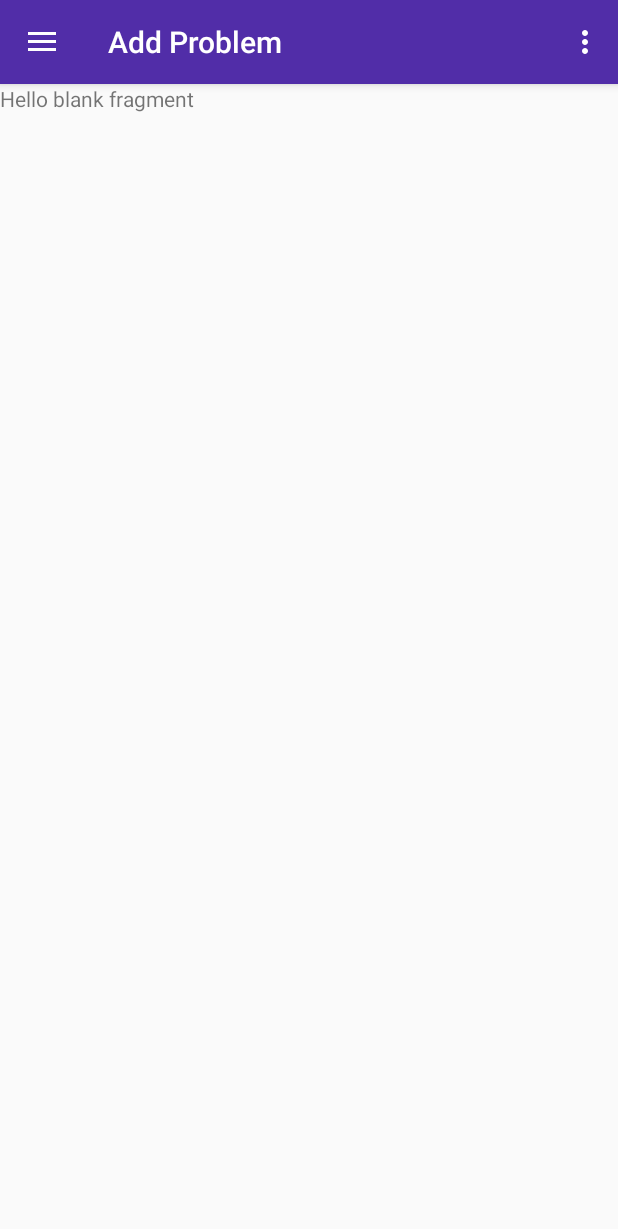
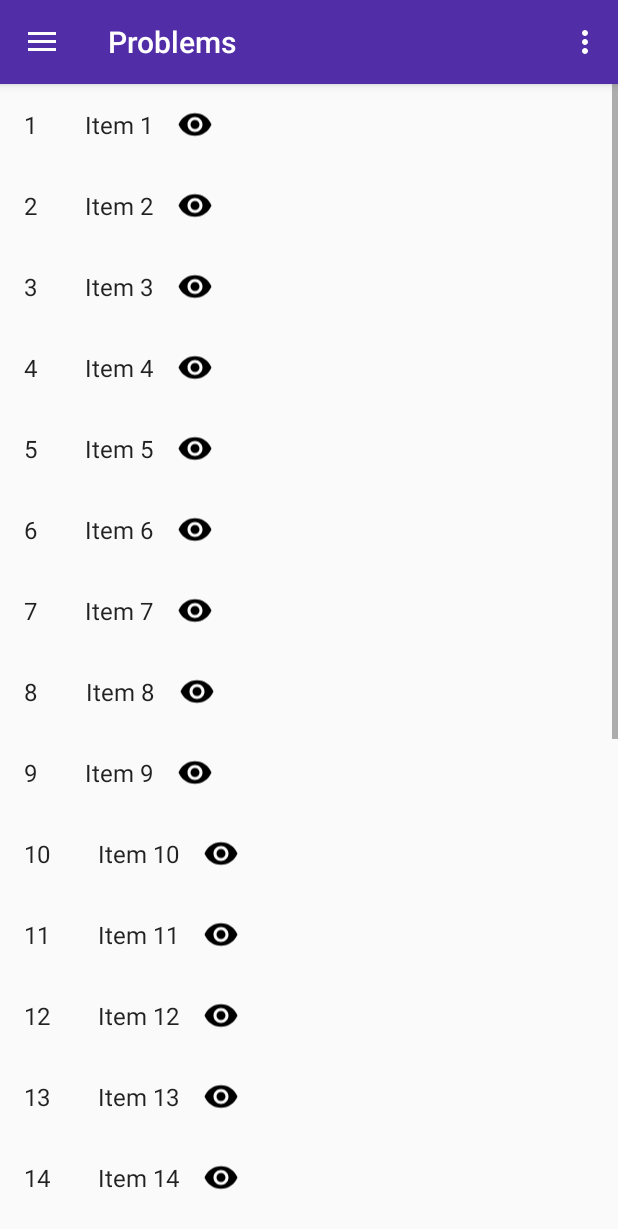
Before and after one commit to not-just-makers/galaxyboard-android, an Android app: the screen it shows after launch (MainActivity), after a tap on "Problems", on a phone screen of 412 x 824 dp. Shown: the top 1229 px of the screen. Run offline under Robolectric (Android 15) with nearby library versions, the phone set to English and light mode, and no system bars; libraries missing offline, so code that uses them is left out: petrov.kristiyan.colorpicker; 1 other tap on this screen came first.

Commit message:
Add fragment to display list of problems

```diff
--- a/app/build.gradle
+++ b/app/build.gradle
@@ -27,6 +27,7 @@ dependencies {
     implementation 'petrov.kristiyan:colorpicker-library:1.1.10'
     implementation 'com.squareup.retrofit2:retrofit:2.5.0'
     implementation 'com.squareup.retrofit2:converter-gson:2.5.0'
+    implementation 'androidx.recyclerview:recyclerview:1.0.0-beta01'
     testImplementation 'junit:junit:4.12'
     androidTestImplementation 'androidx.test:runner:1.1.0-alpha4'
     androidTestImplementation 'androidx.test.espresso:espresso-core:3.1.0-alpha4'
--- a/app/src/main/java/com/notjustmakers/galaxyboard/MainActivity.java
+++ b/app/src/main/java/com/notjustmakers/galaxyboard/MainActivity.java
@@ -5,7 +5,10 @@ import android.view.Menu;
 import android.view.MenuItem;
 
 import com.google.android.material.navigation.NavigationView;
-import com.notjustmakers.galaxyboard.listener.OnFragmentInteractionListener;
+import com.notjustmakers.galaxyboard.ui.common.OnFragmentInteractionListener;
+import com.notjustmakers.galaxyboard.ui.problems.AddProblemFragment;
+import com.notjustmakers.galaxyboard.ui.problems.OnProblemInteractionListener;
+import com.notjustmakers.galaxyboard.ui.problems.ProblemListFragment;
 
 import java.util.Objects;
 
@@ -17,7 +20,9 @@ import androidx.drawerlayout.widget.DrawerLayout;
 import androidx.fragment.app.Fragment;
 import androidx.fragment.app.FragmentTransaction;
 
-public class MainActivity extends AppCompatActivity implements NavigationView.OnNavigationItemSelectedListener, OnFragmentInteractionListener {
+public class MainActivity extends AppCompatActivity implements NavigationView.OnNavigationItemSelectedListener,
+    OnFragmentInteractionListener,
+    OnProblemInteractionListener {
 
     @Override
     protected void onCreate(Bundle savedInstanceState) {
@@ -81,7 +86,7 @@ public class MainActivity extends AppCompatActivity implements NavigationView.On
         Fragment fragment = null;
 
         if (id == R.id.nav_problems) {
-            fragment = ProblemsFragment.newInstance();
+            fragment = new ProblemListFragment();
         } else if (id == R.id.nav_connection) {
 
         } else if (id == R.id.nav_board_settings) {
@@ -101,7 +106,12 @@ public class MainActivity extends AppCompatActivity implements NavigationView.On
     }
 
     @Override
-    public void onFragmentInteraction(String title) {
+    public void onTitleChange(String title) {
         Objects.requireNonNull(getSupportActionBar()).setTitle(title);
     }
+
+    @Override
+    public void onProblemChange(int problemId) {
+
+    }
 }
--- a/app/src/main/java/com/notjustmakers/galaxyboard/ProblemsFragment.java
+++ /dev/null
@@ -1,57 +0,0 @@
-package com.notjustmakers.galaxyboard;
-
-import android.content.Context;
-import android.os.Bundle;
-import android.view.LayoutInflater;
-import android.view.View;
-import android.view.ViewGroup;
-
-import com.notjustmakers.galaxyboard.listener.OnFragmentInteractionListener;
-
-import androidx.fragment.app.Fragment;
-
-
-/**
- * List of problems
- */
-public class ProblemsFragment extends Fragment {
-
-    private OnFragmentInteractionListener mListener;
-
-    public ProblemsFragment() {
-        // Required empty public constructor
-    }
-
-    public static ProblemsFragment newInstance() {
-        return new ProblemsFragment();
-    }
-
-    @Override
-    public void onCreate(Bundle savedInstanceState) {
-        super.onCreate(savedInstanceState);
-    }
-
-    @Override
-    public View onCreateView(LayoutInflater inflater, ViewGroup container,
-                             Bundle savedInstanceState) {
-        // Inflate the layout for this fragment
-        return inflater.inflate(R.layout.fragment_problems, container, false);
-    }
-
-    @Override
-    public void onAttach(Context context) {
-        super.onAttach(context);
-        if (context instanceof OnFragmentInteractionListener) {
-            mListener = (OnFragmentInteractionListener) context;
-        } else {
-            throw new RuntimeException(context.toString()
-                + " must implement OnFragmentInteractionListener");
-        }
-    }
-
-    @Override
-    public void onDetach() {
-        super.onDetach();
-        mListener = null;
-    }
-}
--- a/app/src/main/java/com/notjustmakers/galaxyboard/listener/OnFragmentInteractionListener.java
+++ /dev/null
@@ -1,6 +0,0 @@
-package com.notjustmakers.galaxyboard.listener;
-
-public interface OnFragmentInteractionListener {
-
-    void onFragmentInteraction(String title);
-}
--- /dev/null
+++ b/app/src/main/java/com/notjustmakers/galaxyboard/ui/common/OnFragmentInteractionListener.java
@@ -0,0 +1,7 @@
+package com.notjustmakers.galaxyboard.ui.common;
+
+public interface OnFragmentInteractionListener {
+
+    void onTitleChange(String title);
+
+}
--- a/app/src/main/java/com/notjustmakers/galaxyboard/AddProblemFragment.java
+++ b/app/src/main/java/com/notjustmakers/galaxyboard/ui/problems/AddProblemFragment.java
@@ -1,4 +1,4 @@
-package com.notjustmakers.galaxyboard;
+package com.notjustmakers.galaxyboard.ui.problems;
 
 import android.content.Context;
 import android.os.Bundle;
@@ -10,8 +10,9 @@ import android.widget.ImageView;
 import android.widget.TableLayout;
 import android.widget.TableRow;
 
+import com.notjustmakers.galaxyboard.R;
 import com.notjustmakers.galaxyboard.api.GalaxyBoardApi;
-import com.notjustmakers.galaxyboard.listener.OnFragmentInteractionListener;
+import com.notjustmakers.galaxyboard.ui.common.OnFragmentInteractionListener;
 import com.notjustmakers.galaxyboard.model.Color;
 import com.notjustmakers.galaxyboard.model.Status;
 
@@ -29,7 +30,6 @@ import retrofit2.Callback;
 import retrofit2.Response;
 import retrofit2.Retrofit;
 import retrofit2.converter.gson.GsonConverterFactory;
-
 
 /**
  * Add problem fragment.
@@ -65,7 +65,7 @@ public class AddProblemFragment extends Fragment {
     @Override
     public View onCreateView(LayoutInflater inflater, ViewGroup container, Bundle savedInstanceState) {
         if (mListener != null) {
-            mListener.onFragmentInteraction("Add Problem");
+            mListener.onTitleChange("Add Problem");
         }
 
         View view = inflater.inflate(R.layout.fragment_add_problem, container, false);
--- /dev/null
+++ b/app/src/main/java/com/notjustmakers/galaxyboard/ui/problems/OnProblemInteractionListener.java
@@ -0,0 +1,7 @@
+package com.notjustmakers.galaxyboard.ui.problems;
+
+public interface OnProblemInteractionListener {
+
+    void onProblemChange(int problemId);
+
+}
--- /dev/null
+++ b/app/src/main/java/com/notjustmakers/galaxyboard/ui/problems/ProblemItemRecyclerViewAdapter.java
@@ -0,0 +1,74 @@
+package com.notjustmakers.galaxyboard.ui.problems;
+
+import androidx.recyclerview.widget.RecyclerView;
+
+import android.view.LayoutInflater;
+import android.view.View;
+import android.view.ViewGroup;
+import android.widget.TextView;
+
+import com.notjustmakers.galaxyboard.R;
+import com.notjustmakers.galaxyboard.ui.common.OnFragmentInteractionListener;
+import com.notjustmakers.galaxyboard.ui.problems.dummy.DummyContent.DummyItem;
+
+import java.util.List;
+
+public class ProblemItemRecyclerViewAdapter extends RecyclerView.Adapter<ProblemItemRecyclerViewAdapter.ViewHolder> {
+
+    private final List<DummyItem> mValues;
+    private final OnFragmentInteractionListener mListener;
+
+    public ProblemItemRecyclerViewAdapter(List<DummyItem> items, OnFragmentInteractionListener listener) {
+        mValues = items;
+        mListener = listener;
+    }
+
+    @Override
+    public ViewHolder onCreateViewHolder(ViewGroup parent, int viewType) {
+        View view = LayoutInflater.from(parent.getContext())
+            .inflate(R.layout.problem_item, parent, false);
+        return new ViewHolder(view);
+    }
+
+    @Override
+    public void onBindViewHolder(final ViewHolder holder, int position) {
+        holder.mItem = mValues.get(position);
+        holder.mIdView.setText(mValues.get(position).id);
+        holder.mContentView.setText(mValues.get(position).content);
+
+        holder.mView.setOnClickListener(new View.OnClickListener() {
+            @Override
+            public void onClick(View v) {
+                if (null != mListener) {
+                    // Notify the active callbacks interface (the activity, if the
+                    // fragment is attached to one) that an item has been selected.
+                    mListener.onTitleChange(holder.mItem.toString());
+                }
+            }
+        });
+    }
+
+    @Override
+    public int getItemCount() {
+        return mValues.size();
+    }
+
+    public class ViewHolder extends RecyclerView.ViewHolder {
+        public final View mView;
+        public final TextView mIdView;
+        public final TextView mContentView;
+        public DummyItem mItem;
+
+        public ViewHolder(View view) {
+            super(view);
+            mView = view;
+            mIdView = (TextView) view.findViewById(R.id.item_number);
+            mContentView = (TextView) view.findViewById(R.id.content);
+        }
+
+        @Override
+        public String toString() {
+            return super.toString() + " '" + mContentView.getText() + "'";
+        }
+    }
+}
--- /dev/null
+++ b/app/src/main/java/com/notjustmakers/galaxyboard/ui/problems/ProblemListFragment.java
@@ -0,0 +1,74 @@
+package com.notjustmakers.galaxyboard.ui.problems;
+
+import android.content.Context;
+import android.os.Bundle;
+import android.view.LayoutInflater;
+import android.view.View;
+import android.view.ViewGroup;
+
+import com.notjustmakers.galaxyboard.R;
+import com.notjustmakers.galaxyboard.ui.common.OnFragmentInteractionListener;
+import com.notjustmakers.galaxyboard.ui.problems.dummy.DummyContent;
+
+import androidx.fragment.app.Fragment;
+import androidx.recyclerview.widget.LinearLayoutManager;
+import androidx.recyclerview.widget.RecyclerView;
+
+/**
+ * A fragment representing a list of Items.
+ */
+public class ProblemListFragment extends Fragment {
+
+    private OnFragmentInteractionListener mListener;
+
+    /**
+     * Mandatory empty constructor for the fragment manager to instantiate the
+     * fragment (e.g. upon screen orientation changes).
+     */
+    public ProblemListFragment() {
+    }
+
+    @Override
+    public void onCreate(Bundle savedInstanceState) {
+        super.onCreate(savedInstanceState);
+    }
+
+    @Override
+    public View onCreateView(LayoutInflater inflater, ViewGroup container,
+                             Bundle savedInstanceState) {
+        View view = inflater.inflate(R.layout.problem_item_list, container, false);
+
+        // Set the adapter
+        if (view instanceof RecyclerView) {
+            Context context = view.getContext();
+            RecyclerView recyclerView = (RecyclerView) view;
+            recyclerView.setLayoutManager(new LinearLayoutManager(context));
+            recyclerView.setAdapter(new ProblemItemRecyclerViewAdapter(DummyContent.ITEMS, mListener));
+        }
+
+        // Update title
+        if (mListener != null) {
+            mListener.onTitleChange("Problems");
+        }
+
+        return view;
+    }
+
+
+    @Override
+    public void onAttach(Context context) {
+        super.onAttach(context);
+        if (context instanceof OnFragmentInteractionListener) {
+            mListener = (OnFragmentInteractionListener) context;
+        } else {
+            throw new RuntimeException(context.toString()
+                + " must implement OnListFragmentInteractionListener");
+        }
+    }
+
+    @Override
+    public void onDetach() {
+        super.onDetach();
+        mListener = null;
+    }
+}
--- /dev/null
+++ b/app/src/main/java/com/notjustmakers/galaxyboard/ui/problems/dummy/DummyContent.java
@@ -0,0 +1,72 @@
+package com.notjustmakers.galaxyboard.ui.problems.dummy;
+
+import java.util.ArrayList;
+import java.util.HashMap;
+import java.util.List;
+import java.util.Map;
+
+/**
+ * Helper class for providing sample content for user interfaces created by
+ * Android template wizards.
+ * <p>
+ * TODO: Replace all uses of this class before publishing your app.
+ */
+public class DummyContent {
+
+    /**
+     * An array of sample (dummy) items.
+     */
+    public static final List<DummyItem> ITEMS = new ArrayList<DummyItem>();
+
+    /**
+     * A map of sample (dummy) items, by ID.
+     */
+    public static final Map<String, DummyItem> ITEM_MAP = new HashMap<String, DummyItem>();
+
+    private static final int COUNT = 25;
+
+    static {
+        // Add some sample items.
+        for (int i = 1; i <= COUNT; i++) {
+            addItem(createDummyItem(i));
+        }
+    }
+
+    private static void addItem(DummyItem item) {
+        ITEMS.add(item);
+        ITEM_MAP.put(item.id, item);
+    }
+
+    private static DummyItem createDummyItem(int position) {
+        return new DummyItem(String.valueOf(position), "Item " + position, makeDetails(position));
+    }
+
+    private static String makeDetails(int position) {
+        StringBuilder builder = new StringBuilder();
+        builder.append("Details about Item: ").append(position);
+        for (int i = 0; i < position; i++) {
+            builder.append("\nMore details information here.");
+        }
+        return builder.toString();
+    }
+
+    /**
+     * A dummy item representing a piece of content.
+     */
+    public static class DummyItem {
+        public final String id;
+        public final String content;
+        public final String details;
+
+        public DummyItem(String id, String content, String details) {
+            this.id = id;
+            this.content = content;
+            this.details = details;
+        }
+
+        @Override
+        public String toString() {
+            return content;
+        }
+    }
+}
--- /dev/null
+++ b/app/src/main/res/drawable/ic_show.xml
@@ -0,0 +1,9 @@
+<vector xmlns:android="http://schemas.android.com/apk/res/android"
+        android:width="24dp"
+        android:height="24dp"
+        android:viewportWidth="24.0"
+        android:viewportHeight="24.0">
+    <path
+        android:fillColor="#FF000000"
+        android:pathData="M12,4.5C7,4.5 2.73,7.61 1,12c1.73,4.39 6,7.5 11,7.5s9.27,-3.11 11,-7.5c-1.73,-4.39 -6,-7.5 -11,-7.5zM12,17c-2.76,0 -5,-2.24 -5,-5s2.24,-5 5,-5 5,2.24 5,5 -2.24,5 -5,5zM12,9c-1.66,0 -3,1.34 -3,3s1.34,3 3,3 3,-1.34 3,-3 -1.34,-3 -3,-3z"/>
+</vector>
--- a/app/src/main/res/layout/fragment_add_problem.xml
+++ b/app/src/main/res/layout/fragment_add_problem.xml
@@ -3,7 +3,7 @@
     xmlns:tools="http://schemas.android.com/tools"
     android:layout_width="match_parent"
     android:layout_height="match_parent"
-    tools:context=".AddProblemFragment">
+    tools:context=".ui.problems.AddProblemFragment">
 
     <TableLayout
         android:id="@+id/ledMatrix"
--- a/app/src/main/res/layout/fragment_problems.xml
+++ /dev/null
@@ -1,14 +0,0 @@
-<?xml version="1.0" encoding="utf-8"?>
-<FrameLayout xmlns:android="http://schemas.android.com/apk/res/android"
-    xmlns:tools="http://schemas.android.com/tools"
-    android:layout_width="match_parent"
-    android:layout_height="match_parent"
-    tools:context=".ProblemsFragment">
-
-    <!-- TODO: Update blank fragment layout -->
-    <TextView
-        android:layout_width="match_parent"
-        android:layout_height="match_parent"
-        android:text="@string/hello_blank_fragment" />
-
-</FrameLayout>
--- /dev/null
+++ b/app/src/main/res/layout/problem_item.xml
@@ -0,0 +1,28 @@
+<?xml version="1.0" encoding="utf-8"?>
+<LinearLayout xmlns:android="http://schemas.android.com/apk/res/android"
+    xmlns:app="http://schemas.android.com/apk/res-auto"
+    android:layout_width="wrap_content"
+    android:layout_height="wrap_content"
+    android:orientation="horizontal">
+
+    <TextView
+        android:id="@+id/item_number"
+        android:layout_width="wrap_content"
+        android:layout_height="wrap_content"
+        android:layout_margin="@dimen/text_margin"
+        android:textAppearance="?attr/textAppearanceListItem" />
+
+    <TextView
+        android:id="@+id/content"
+        android:layout_width="wrap_content"
+        android:layout_height="wrap_content"
+        android:layout_margin="@dimen/text_margin"
+        android:textAppearance="?attr/textAppearanceListItem" />
+
+    <ImageView
+        android:id="@+id/displayImg"
+        android:layout_width="0dp"
+        android:layout_height="match_parent"
+        android:layout_weight="1"
+        app:srcCompat="@drawable/ic_show" />
+</LinearLayout>
--- /dev/null
+++ b/app/src/main/res/layout/problem_item_list.xml
@@ -0,0 +1,12 @@
+<?xml version="1.0" encoding="utf-8"?>
+<androidx.recyclerview.widget.RecyclerView xmlns:android="http://schemas.android.com/apk/res/android"
+    xmlns:app="http://schemas.android.com/apk/res-auto"
+    xmlns:tools="http://schemas.android.com/tools"
+    android:id="@+id/list"
+    android:name="com.notjustmakers.galaxyboard.ui.settings.ProblemListFragment"
+    android:scrollbars="vertical"
+    android:layout_width="match_parent"
+    android:layout_height="match_parent"
+    app:layoutManager="LinearLayoutManager"
+    tools:context=".ui.problems.ProblemListFragment"
+    tools:listitem="@layout/problem_item" />
--- a/app/src/main/res/values/dimens.xml
+++ b/app/src/main/res/values/dimens.xml
@@ -5,4 +5,5 @@
     <dimen name="nav_header_vertical_spacing">8dp</dimen>
     <dimen name="nav_header_height">176dp</dimen>
     <dimen name="fab_margin">16dp</dimen>
+    <dimen name="text_margin">16dp</dimen>
 </resources>
```
